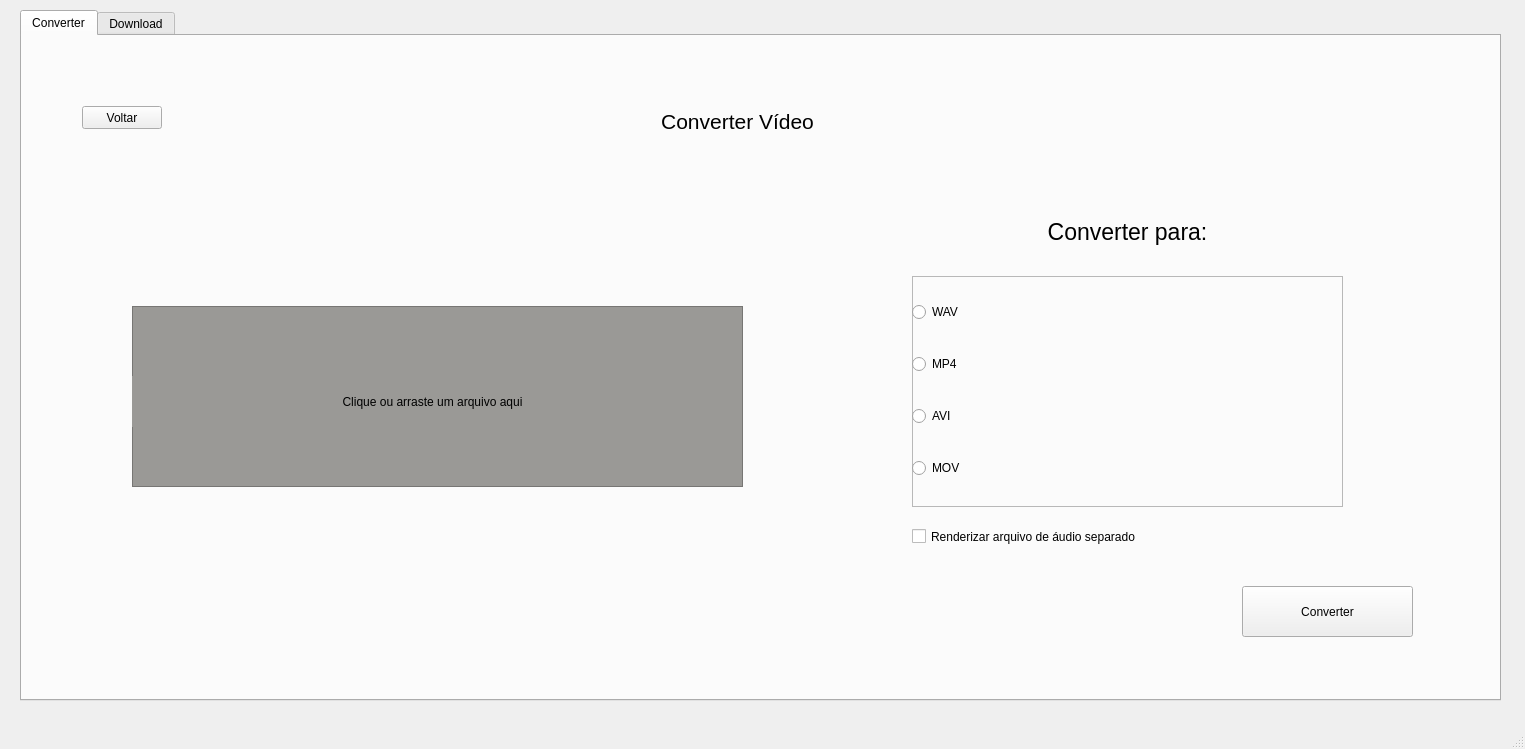
mferrreira/Converter, file gui/NovoLayout.ui: the form before one commit.
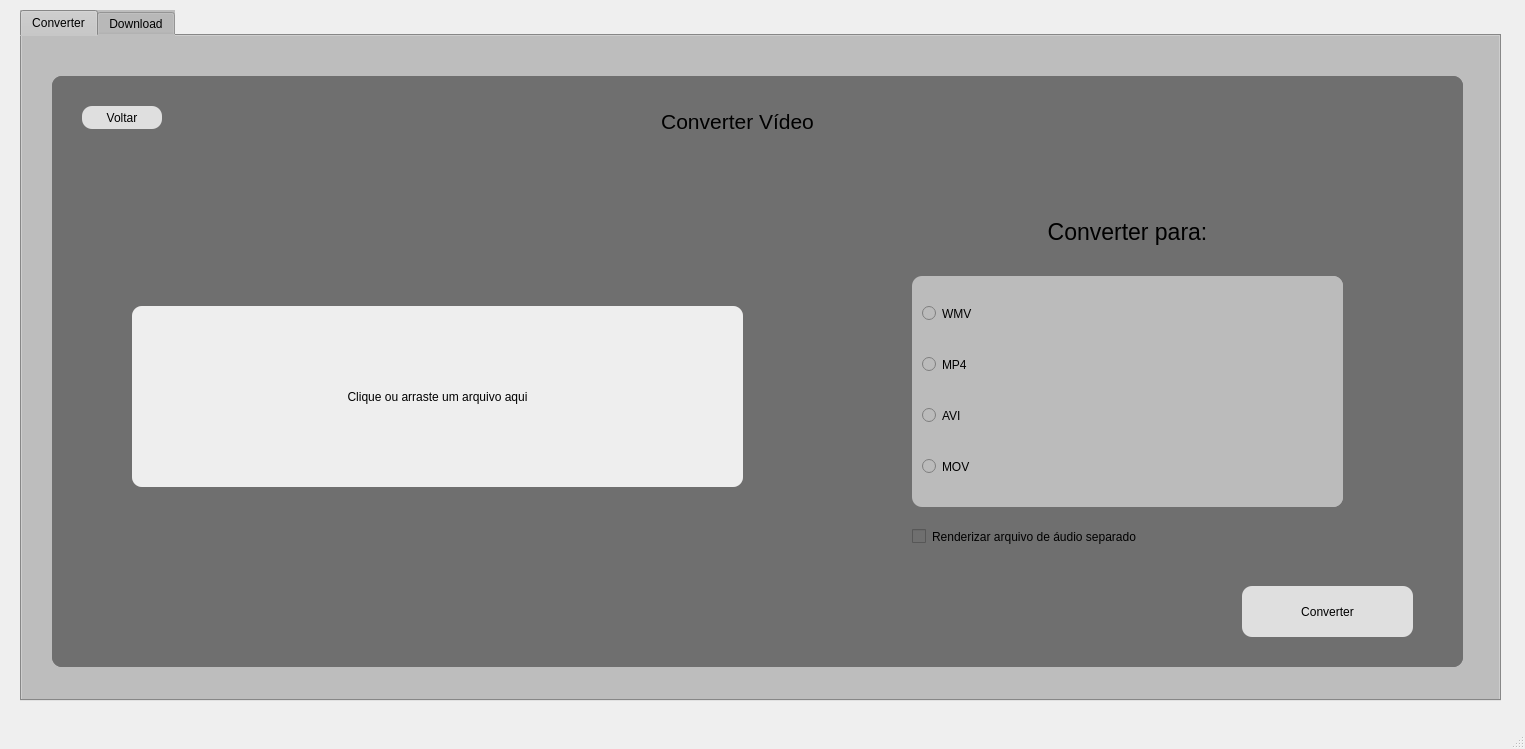
The form after the commit. The open tabs and pages were chosen to show the change.

Commit message: Adaptando ao Windows

What changed in the file:
```diff
--- a/gui/NovoLayout.ui
+++ b/gui/NovoLayout.ui
@@ -23,10 +23,19 @@
       <height>691</height>
      </rect>
     </property>
+    <property name="styleSheet">
+     <string notr="true">background-color: rgb(189, 189, 189);
+color: #000;
+
+</string>
+    </property>
     <property name="currentIndex">
      <number>0</number>
     </property>
     <widget class="QWidget" name="ConversionTab">
+     <property name="styleSheet">
+      <string notr="true"/>
+     </property>
      <attribute name="title">
       <string>Converter</string>
      </attribute>
@@ -42,6 +51,12 @@
       <layout class="QGridLayout" name="gridLayout">
        <item row="0" column="0">
         <widget class="QStackedWidget" name="ConversionOptions">
+         <property name="styleSheet">
+          <string notr="true">background-color: rgb(111, 111, 111);
+border-radius: 10px;
+
+</string>
+         </property>
          <property name="currentIndex">
           <number>0</number>
          </property>
@@ -133,11 +148,14 @@
             <property name="geometry">
              <rect>
               <x>0</x>
-              <y>70</y>
-              <width>601</width>
-              <height>51</height>
+              <y>0</y>
+              <width>611</width>
+              <height>181</height>
              </rect>
             </property>
+            <property name="styleSheet">
+             <string notr="true">background-color: #eee;</string>
+            </property>
             <property name="text">
              <string>Clique ou arraste um arquivo aqui</string>
             </property>
@@ -176,6 +194,10 @@
              <height>231</height>
             </rect>
            </property>
+           <property name="styleSheet">
+            <string notr="true">background-color: #bbb;
+</string>
+           </property>
            <property name="frameShape">
             <enum>QFrame::Shape::StyledPanel</enum>
            </property>
@@ -185,9 +207,9 @@
            <widget class="QWidget" name="verticalLayoutWidget">
             <property name="geometry">
              <rect>
-              <x>0</x>
+              <x>10</x>
               <y>0</y>
-              <width>431</width>
+              <width>421</width>
               <height>231</height>
              </rect>
             </property>
@@ -195,7 +217,7 @@
              <item>
               <widget class="QRadioButton" name="convertWav">
                <property name="text">
-                <string>WAV</string>
+                <string>WMV</string>
                </property>
               </widget>
              </item>
@@ -245,6 +267,9 @@
              <height>51</height>
             </rect>
            </property>
+           <property name="styleSheet">
+            <string notr="true">background-color: rgb(223, 223, 223);</string>
+           </property>
            <property name="text">
             <string>Converter</string>
            </property>
@@ -258,6 +283,9 @@
              <height>23</height>
             </rect>
            </property>
+           <property name="styleSheet">
+            <string notr="true">background-color: rgb(223, 223, 223);</string>
+           </property>
            <property name="text">
             <string>Voltar</string>
            </property>
```
Left out of the diff: 65 changed lines with no effect on the pictures. The commit also changes 7 other files.
